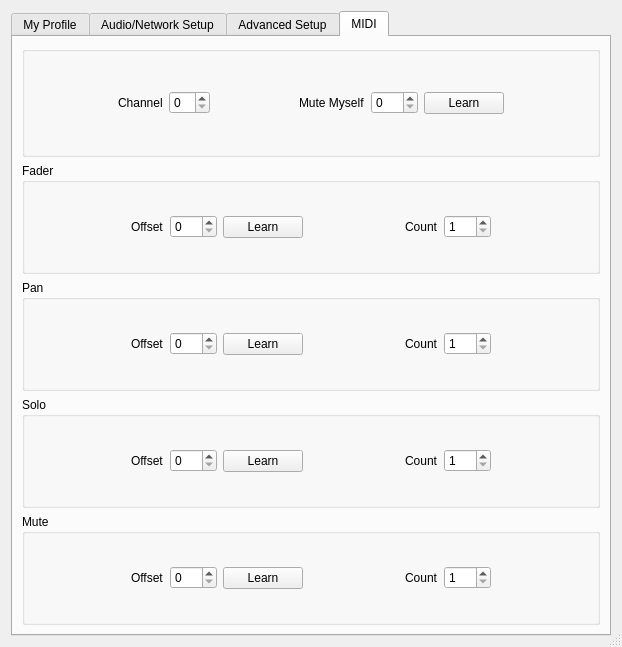
ignotus666/jamulus, file src/clientsettingsdlgbase.ui: the form before one commit.
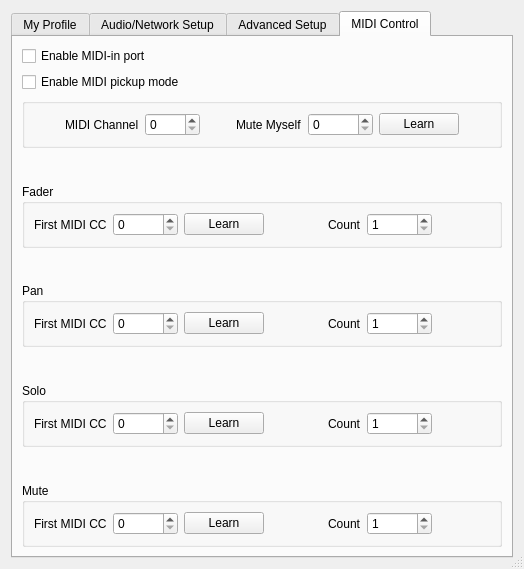
The form after the commit. Icons and pictures are not drawn. Custom widgets are drawn as their Qt base class.

Commit message: Add pickup mode

```diff
--- a/src/clientsettingsdlgbase.ui
+++ b/src/clientsettingsdlgbase.ui
@@ -6,8 +6,8 @@
    <rect>
     <x>0</x>
     <y>0</y>
-    <width>622</width>
-    <height>647</height>
+    <width>524</width>
+    <height>569</height>
    </rect>
   </property>
   <property name="windowTitle">
@@ -24,7 +24,7 @@
    <item>
     <widget class="QTabWidget" name="tabSettings">
      <property name="sizePolicy">
-      <sizepolicy hsizetype="Ignored" vsizetype="Preferred">
+      <sizepolicy hsizetype="Preferred" vsizetype="Preferred">
        <horstretch>0</horstretch>
        <verstretch>0</verstretch>
       </sizepolicy>
@@ -1338,9 +1338,26 @@
      </widget>
      <widget class="QWidget" name="tab_3_midi">
       <attribute name="title">
-       <string>MIDI</string>
+       <string>MIDI Control</string>
       </attribute>
       <layout class="QVBoxLayout" name="verticalLayout_19">
+       <item>
+        <widget class="QCheckBox" name="chbUseMIDIController">
+         <property name="text">
+          <string>Enable MIDI-in port</string>
+         </property>
+        </widget>
+       </item>
+       <item>
+        <widget class="QCheckBox" name="chbMIDIPickupMode">
+         <property name="text">
+          <string>Enable MIDI pickup mode</string>
+         </property>
+         <property name="toolTip">
+          <string>Prevents sudden volume changes when using physical MIDI controllers</string>
+         </property>
+        </widget>
+       </item>
        <item>
         <layout class="QVBoxLayout" name="verticalLayout_17">
          <item>
@@ -1377,12 +1394,18 @@
                </font>
               </property>
               <property name="text">
-               <string>Channel</string>
+               <string>MIDI Channel</string>
               </property>
              </widget>
             </item>
             <item>
              <widget class="QSpinBox" name="spnChannel">
+              <property name="minimumSize">
+               <size>
+                <width>55</width>
+                <height>0</height>
+               </size>
+              </property>
               <property name="font">
                <font>
                 <weight>50</weight>
@@ -1422,6 +1445,12 @@
             </item>
             <item>
              <widget class="QSpinBox" name="spnMuteMyself">
+              <property name="minimumSize">
+               <size>
+                <width>65</width>
+                <height>0</height>
+               </size>
+              </property>
               <property name="font">
                <font>
                 <weight>50</weight>
@@ -1465,6 +1494,19 @@
            </layout>
           </widget>
          </item>
+         <item>
+          <spacer name="verticalSpacer_12">
+           <property name="orientation">
+            <enum>Qt::Vertical</enum>
+           </property>
+           <property name="sizeHint" stdset="0">
+            <size>
+             <width>20</width>
+             <height>40</height>
+            </size>
+           </property>
+          </spacer>
+         </item>
          <item>
           <widget class="QGroupBox" name="faderGroup">
            <property name="font">
@@ -1477,19 +1519,6 @@
             <string>Fader</string>
            </property>
            <layout class="QHBoxLayout" name="horizontalLayout_11">
-            <item>
-             <spacer name="horizontalSpacer_20">
-              <property name="orientation">
-               <enum>Qt::Horizontal</enum>
-              </property>
-              <property name="sizeHint" stdset="0">
-               <size>
-                <width>40</width>
-                <height>20</height>
-               </size>
-              </property>
-             </spacer>
-            </item>
             <item>
              <widget class="QLabel" name="lblFaderOffset">
               <property name="font">
@@ -1499,12 +1528,18 @@
                </font>
               </property>
               <property name="text">
-               <string>Offset</string>
+               <string>First MIDI CC</string>
               </property>
              </widget>
             </item>
             <item>
              <widget class="QSpinBox" name="spnFaderOffset">
+              <property name="minimumSize">
+               <size>
+                <width>65</width>
+                <height>0</height>
+               </size>
+              </property>
               <property name="font">
                <font>
                 <weight>50</weight>
@@ -1560,6 +1595,12 @@
             </item>
             <item>
              <widget class="QSpinBox" name="spnFaderCount">
+              <property name="minimumSize">
+               <size>
+                <width>65</width>
+                <height>0</height>
+               </size>
+              </property>
               <property name="font">
                <font>
                 <weight>50</weight>
@@ -1590,6 +1631,19 @@
            </layout>
           </widget>
          </item>
+         <item>
+          <spacer name="verticalSpacer_14">
+           <property name="orientation">
+            <enum>Qt::Vertical</enum>
+           </property>
+           <property name="sizeHint" stdset="0">
+            <size>
+             <width>20</width>
+             <height>40</height>
+            </size>
+           </property>
+          </spacer>
+         </item>
          <item>
           <widget class="QGroupBox" name="panGroup">
            <property name="font">
@@ -1602,19 +1656,6 @@
             <string>Pan</string>
            </property>
            <layout class="QHBoxLayout" name="horizontalLayout_13">
-            <item>
-             <spacer name="horizontalSpacer_18">
-              <property name="orientation">
-               <enum>Qt::Horizontal</enum>
-              </property>
-              <property name="sizeHint" stdset="0">
-               <size>
-                <width>40</width>
-                <height>20</height>
-               </size>
-              </property>
-             </spacer>
-            </item>
             <item>
              <widget class="QLabel" name="lblPanOffset">
               <property name="font">
@@ -1624,12 +1665,18 @@
                </font>
               </property>
               <property name="text">
-               <string>Offset</string>
+               <string>First MIDI CC</string>
               </property>
              </widget>
             </item>
             <item>
              <widget class="QSpinBox" name="spnPanOffset">
+              <property name="minimumSize">
+               <size>
+                <width>65</width>
+                <height>0</height>
+               </size>
+              </property>
               <property name="font">
                <font>
                 <weight>50</weight>
@@ -1685,6 +1732,12 @@
             </item>
             <item>
              <widget class="QSpinBox" name="spnPanCount">
+              <property name="minimumSize">
+               <size>
+                <width>65</width>
+                <height>0</height>
+               </size>
+              </property>
               <property name="font">
                <font>
                 <weight>50</weight>
@@ -1715,6 +1768,19 @@
            </layout>
           </widget>
          </item>
+         <item>
+          <spacer name="verticalSpacer_16">
+           <property name="orientation">
+            <enum>Qt::Vertical</enum>
+           </property>
+           <property name="sizeHint" stdset="0">
+            <size>
+             <width>20</width>
+             <height>40</height>
+            </size>
+           </property>
+          </spacer>
+         </item>
          <item>
           <widget class="QGroupBox" name="soloGroup">
            <property name="font">
@@ -1727,19 +1793,6 @@
             <string>Solo</string>
            </property>
            <layout class="QHBoxLayout" name="horizontalLayout_14">
-            <item>
-             <spacer name="horizontalSpacer_15">
-              <property name="orientation">
-               <enum>Qt::Horizontal</enum>
-              </property>
-              <property name="sizeHint" stdset="0">
-               <size>
-                <width>40</width>
-                <height>20</height>
-               </size>
-              </property>
-             </spacer>
-            </item>
             <item>
              <widget class="QLabel" name="lblSoloOffset">
               <property name="font">
@@ -1749,12 +1802,18 @@
                </font>
               </property>
               <property name="text">
-               <string>Offset</string>
+               <string>First MIDI CC</string>
               </property>
              </widget>
             </item>
             <item>
              <widget class="QSpinBox" name="spnSoloOffset">
+              <property name="minimumSize">
+               <size>
+                <width>65</width>
+                <height>0</height>
+               </size>
+              </property>
               <property name="font">
                <font>
                 <weight>50</weight>
@@ -1810,6 +1869,12 @@
             </item>
             <item>
              <widget class="QSpinBox" name="spnSoloCount">
+              <property name="minimumSize">
+               <size>
+                <width>65</width>
+                <height>0</height>
+               </size>
+              </property>
               <property name="font">
                <font>
                 <weight>50</weight>
@@ -1840,6 +1905,19 @@
            </layout>
           </widget>
          </item>
+         <item>
+          <spacer name="verticalSpacer_17">
+           <property name="orientation">
+            <enum>Qt::Vertical</enum>
+           </property>
+           <property name="sizeHint" stdset="0">
+            <size>
+             <width>20</width>
+             <height>40</height>
+            </size>
+           </property>
+          </spacer>
+         </item>
          <item>
           <widget class="QGroupBox" name="muteGroup">
            <property name="font">
@@ -1852,19 +1930,6 @@
             <string>Mute</string>
            </property>
            <layout class="QHBoxLayout" name="horizontalLayout_15">
-            <item>
-             <spacer name="horizontalSpacer_16">
-              <property name="orientation">
-               <enum>Qt::Horizontal</enum>
-              </property>
-              <property name="sizeHint" stdset="0">
-               <size>
-                <width>40</width>
-                <height>20</height>
-               </size>
-              </property>
-             </spacer>
-            </item>
             <item>
              <widget class="QLabel" name="lblMuteOffset">
               <property name="font">
@@ -1874,12 +1939,18 @@
                </font>
               </property>
               <property name="text">
-               <string>Offset</string>
+               <string>First MIDI CC</string>
               </property>
              </widget>
             </item>
             <item>
              <widget class="QSpinBox" name="spnMuteOffset">
+              <property name="minimumSize">
+               <size>
+                <width>65</width>
+                <height>0</height>
+               </size>
+              </property>
               <property name="font">
                <font>
                 <weight>50</weight>
@@ -1935,6 +2006,12 @@
             </item>
             <item>
              <widget class="QSpinBox" name="spnMuteCount">
+              <property name="minimumSize">
+               <size>
+                <width>65</width>
+                <height>0</height>
+               </size>
+              </property>
               <property name="font">
                <font>
                 <weight>50</weight>
```
Left out of the diff: 3 changed lines with no effect on the pictures. The commit also changes 21 other files.
